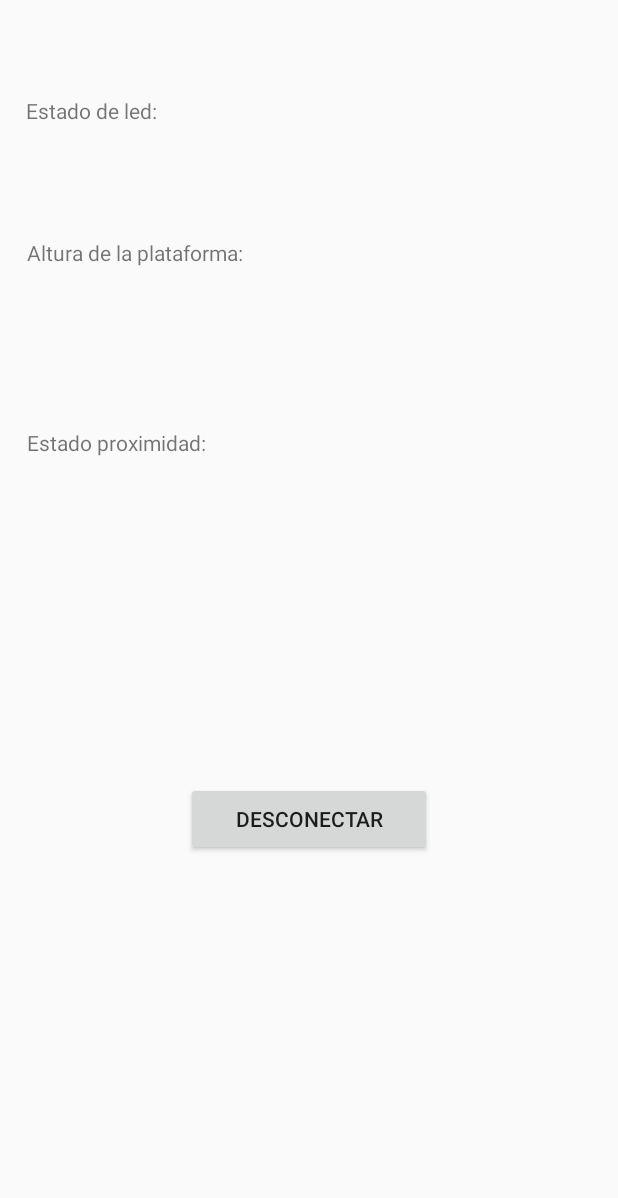
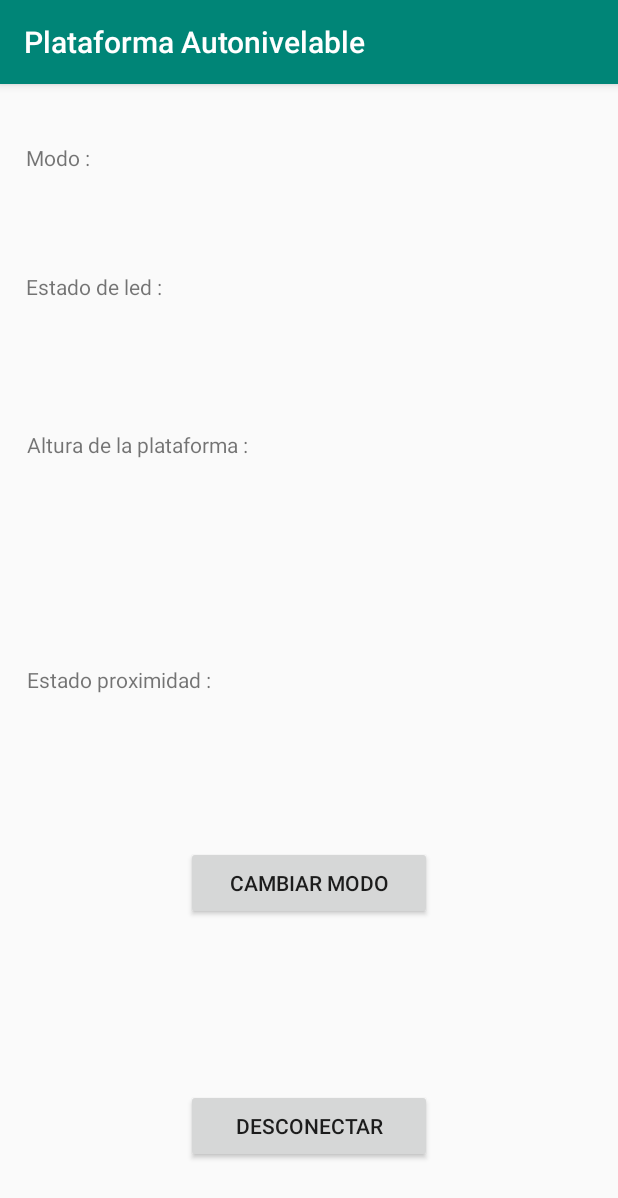
Before and after one commit to leandropintos91/PlataformaAutonivelable, an Android app: the activity_comunicacion screen opened directly, with no data from a screen before it, on a phone screen of 412 x 824 dp. Shown: the top 1198 px of the screen. Run offline under Robolectric (Android 15) with nearby library versions, the light colour scheme and no system bars; network calls fail; 8 statements that could not run were skipped.

Commit message:
actualizacion android

```diff
--- a/android/PlataformaAutonivable/app/src/main/java/tp/soa/plataformaautonivelable/MainActivity.java
+++ b/android/PlataformaAutonivable/app/src/main/java/tp/soa/plataformaautonivelable/MainActivity.java
@@ -4,6 +4,7 @@ import java.text.DecimalFormat;
 
 import android.Manifest;
 import android.app.Activity;
+import android.support.v7.app.AppCompatActivity;
 import android.content.Context;
 import android.content.Intent;
 import java.lang.reflect.Method;
@@ -23,7 +24,7 @@ import android.widget.Toast;
 import java.util.ArrayList;
 import java.util.Set;
 
-public class MainActivity extends Activity
+public class MainActivity extends AppCompatActivity
 {
 
     public BluetoothAdapter mBluetoothAdapter;
@@ -41,6 +42,7 @@ public class MainActivity extends Activity
         super.onCreate(savedInstanceState);
 
         setContentView(R.layout.activity_main);
+
 
         buttonConectar = (Button) findViewById(R.id.buttonConectar);
         textViewEstado = (TextView) findViewById(R.id.textViewEstado);
--- a/android/PlataformaAutonivable/app/src/main/java/tp/soa/plataformaautonivelable/activity_comunicacion.java
+++ b/android/PlataformaAutonivable/app/src/main/java/tp/soa/plataformaautonivelable/activity_comunicacion.java
@@ -12,6 +12,7 @@ import android.hardware.SensorEvent;
 import android.hardware.SensorEventListener;
 import android.os.Bundle;
 import android.os.Handler;
+import android.support.v7.app.AppCompatActivity;
 import android.util.Log;
 import android.view.View;
 import android.widget.Button;
@@ -21,6 +22,8 @@ import android.widget.Toast;
 import java.io.IOException;
 import java.io.InputStream;
 import java.io.OutputStream;
+import java.util.LinkedList;
+import java.util.Queue;
 import java.util.UUID;
 
 
@@ -32,7 +35,7 @@ import java.util.UUID;
 * */
 
 //******************************************** Hilo principal del Activity**************************************
-public class activity_comunicacion extends Activity implements SensorEventListener
+public class activity_comunicacion extends AppCompatActivity implements SensorEventListener
 {
 
     Handler bluetoothIn;
@@ -41,34 +44,66 @@ public class activity_comunicacion extends Activity implements SensorEventListen
     private BluetoothAdapter btAdapter = null;
     private BluetoothSocket btSocket = null;
     private StringBuilder recDataString = new StringBuilder();
+    private TextView textModo;
     private TextView textEstadoLed;
     private TextView textEstadoProximidad;
     private TextView textEstadoAltura;
     private Button  buttonDesconectar;
+    private Button  buttonCambiarModo;
+
+    //Banderas usadas para evitar que cambios en los sensores de luz/proximidad por debajo de la cota vuelvan a
+    // comunicarse con el embebido
     private Boolean activarLed = false;
     private Boolean activarProximidad = false;
+    private int modoActual = 1;
+
+    //Bandera para indicar si la mesa debe subir o bajar
     private Boolean subirmesa = false;
+
+
     private double altura;
 
+
+    //Banderas para detectar si ya se envio la solicitud de los datos iniciales al embebido
     private boolean sincronizarAcelerometro = false;
     private boolean sincronizarProximidad = false;
     private boolean sincronizarLuz = false;
 
+    //Bandera para detectar si puedo enviar un mensaje al embebido
+    private boolean banderaEnvio = true;
+
+    //Hilo que realiza la comunicacion con el embebido
     private ConnectedThread mConnectedThread;
+    //Hilo que recorre y procesa la cola de mensajes
+    //private HiloEnvio mHiloEnvio;
 
+    //Limite al cual se detecta cambio en el sensor de luz
+    // Si es menor: No hay luz
+    // Si es mayor: Hay luz
     private static  final int cota_LED = 5;
+
+    //Limite al cual se detecta cambio en el sensor de proximidad
+    // Si es menor: Detecta proximidad
+    // Si es mayor: Deja de detectar proximidad
     private static  final int cota_proximidad = 2;
+
+
+    //Caracteres usados para que el embebido detecte a que sensor corresponde el mensaje enviado
     private static final char caracterSensorLuz = '@';
     private static final char caracterSensorProximidad = '&';
     private static final char caracterSensorAcelerometro = '#';
 
-
+    //Caracteres usados para que android detecte a que sensor corresponde el mensaje recibido
     private static final char caracterReciboLuz = '-';
     private static final char caracterReciboProximidad = '/';
     private static final char caracterReciboAcelerometro = '_';
 
+    //Cola de mensajes
+    private Queue<String> cola;
+
     private static final UUID BTMODULEUUID = UUID.fromString("00001101-0000-1000-8000-00805F9B34FB");
 
+    //MAC address del Bluetooth
     private static String address = null;
 
     @Override
@@ -83,9 +118,11 @@ public class activity_comunicacion extends Activity implements SensorEventListen
         textEstadoAltura = (TextView) findViewById(R.id.textViewAltura);
         textEstadoProximidad = (TextView) findViewById(R.id.textViewProximidad);
         textEstadoLed = (TextView) findViewById(R.id.textViewEstadoLed);
+        textModo = (TextView) findViewById(R.id.textViewModo);
         buttonDesconectar = (Button) findViewById(R.id.buttonDesconectar);
+        buttonCambiarModo = (Button) findViewById(R.id.buttonCambiarModo);
         bluetoothIn = Handler_Msg_Hilo_Principal();
-
+        cola = new LinkedList<String>();
         buttonDesconectar.setOnClickListener(new View.OnClickListener()
         {
             @Override
@@ -106,11 +143,23 @@ public class activity_comunicacion extends Activity implements SensorEventListen
             }
         });
 
+        buttonCambiarModo.setOnClickListener(new View.OnClickListener()
+        {
+            @Override
+            public void onClick(View v)
+            {
+                    if (modoActual == 1) {
+                        mConnectedThread.write("-MODE 2\r\n");
+                    } else {
+                        mConnectedThread.write("-MODE 1\r\n");
+                    }
+            }
+        });
     }
 
     @Override
-    //Cada vez que se detecta el evento OnResume se establece la comunicacion con el HC05, creando un
-    //socketBluethoot
+    //En el metodo onResume se inicializan los threads, se crea el bluetooth socket y se envian los
+    //mensajes de sincronizacion
     public void onResume() {
         super.onResume();
 
@@ -128,7 +177,7 @@ public class activity_comunicacion extends Activity implements SensorEventListen
         }
         catch (IOException e)
         {
-            showToast( "La creacción del Socket fallo");
+            showToast( "La creación del Socket fallo");
         }
 
         try
@@ -147,16 +196,19 @@ public class activity_comunicacion extends Activity implements SensorEventListen
             }
         }
 
-        //Una establecida la conexion con el Hc05 se crea el hilo secundario, el cual va a recibir
-        // los datos de Arduino atraves del bluethoot
         mConnectedThread = new ConnectedThread(btSocket);
         mConnectedThread.start();
 
+        /*mHiloEnvio = new HiloEnvio();
+        mHiloEnvio.start();*/
+
         if(!sincronizarAcelerometro || !sincronizarLuz || !sincronizarProximidad) {
 
-            mConnectedThread.write(caracterSensorAcelerometro + "ZZ" + caracterSensorAcelerometro);
-            mConnectedThread.write(caracterSensorLuz + "ZZ" + caracterSensorLuz);
-            mConnectedThread.write(caracterSensorProximidad + "ZZ" + caracterSensorProximidad);
+           mConnectedThread.write("-STAT\r\n");
+
+           /* cola.add(caracterSensorAcelerometro + "ZZ" + caracterSensorAcelerometro);
+            cola.add(caracterSensorLuz + "ZZ" + caracterSensorLuz);
+            cola.add(caracterSensorProximidad + "ZZ" + caracterSensorProximidad);*/
         }
     }
 
@@ -175,7 +227,7 @@ public class activity_comunicacion extends Activity implements SensorEventListen
             sincronizarProximidad = false;
 
         } catch (IOException e2) {
-            //insert code to deal with this
+
         }
     }
 
@@ -197,7 +249,7 @@ public class activity_comunicacion extends Activity implements SensorEventListen
                     //voy concatenando el msj
                     String readMessage = (String) msg.obj;
                     recDataString.append(readMessage);
-                    int endOfLineIndex = recDataString.indexOf("\r\n");
+                    int endOfLineIndex = recDataString.indexOf(";");
 
                     //cuando recibo toda una linea la muestro en el layout
                     if (endOfLineIndex > 0)
@@ -213,28 +265,36 @@ public class activity_comunicacion extends Activity implements SensorEventListen
 
     }
 
+    //Funcion para procesar los mensajes que recibo del bluetooth
     private void procesarMensaje(String mensaje)
     {
-        char inicio = mensaje.charAt(0);
         String[] m = null;
+        m = mensaje.split(" ");
+        String inicio = m[0];
         switch (inicio)
         {
-            case caracterReciboAcelerometro:
-                m = mensaje.split(Character.toString(caracterReciboAcelerometro));
-                textEstadoAltura.setText(m[1] + " cms");
-                sincronizarAcelerometro = true;
+            case "RSTA":
+                textModo.setText("Plataforma en Modo " + m[1]);
+                textEstadoLed.setText("Estado LED: " + m[2]);
+                textEstadoAltura.setText("Altura actual: " + m[3]);
                 break;
-            case caracterReciboLuz:
-                m = mensaje.split(Character.toString(caracterReciboLuz));
-                textEstadoLed.setText(m[1]);
-                sincronizarLuz = true;
+            case "-RMOD":
+                if(m[1] == "OK")
+                    Toast.makeText(activity_comunicacion.this, "Modo modificado correctamente", Toast.LENGTH_LONG).show();
+                else
+                    Toast.makeText(activity_comunicacion.this, "Error al modificar modo", Toast.LENGTH_LONG).show();
                 break;
-            case caracterReciboProximidad:
-                m = mensaje.split(Character.toString(caracterReciboProximidad));
-                textEstadoProximidad.setText(m[1]);
-                sincronizarProximidad = true;
+            case "-MAXH":
+                    Toast.makeText(activity_comunicacion.this, "Altura maxima nivelada", Toast.LENGTH_LONG).show();
+                break;
+            case "-MINH":
+                    Toast.makeText(activity_comunicacion.this, "Altura minima nivelada", Toast.LENGTH_LONG).show();
+                break;
+            case "-NERR":
+                    Toast.makeText(activity_comunicacion.this, "No es posible nivelar", Toast.LENGTH_LONG).show();
                 break;
             default:
+                banderaEnvio = true;
                 break;
         }
 
@@ -245,13 +305,15 @@ public class activity_comunicacion extends Activity implements SensorEventListen
         Toast.makeText(getApplicationContext(), message, Toast.LENGTH_SHORT).show();
     }
 
+    //Inicializar los sensores
     protected void Ini_Sensores()
     {
         mSensorManager.registerListener(this, mSensorManager.getDefaultSensor(Sensor.TYPE_ACCELEROMETER),   SensorManager.SENSOR_DELAY_NORMAL);
         mSensorManager.registerListener(this, mSensorManager.getDefaultSensor(Sensor.TYPE_LIGHT), SensorManager.SENSOR_DELAY_NORMAL);
         mSensorManager.registerListener(this, mSensorManager.getDefaultSensor(Sensor.TYPE_PROXIMITY),       SensorManager.SENSOR_DELAY_NORMAL);
-        mSensorManager.registerListener(this, mSensorManager.getDefaultSensor(Sensor.TYPE_MAGNETIC_FIELD),SensorManager.SENSOR_DELAY_NORMAL);
     }
+
+    //Parar la deteccion de los sensores
     private void Parar_Sensores()
     {
 
@@ -267,9 +329,6 @@ public class activity_comunicacion extends Activity implements SensorEventListen
     {
         String txt = "";
 
-        // Cada sensor puede lanzar un thread que pase por aqui
-        // Para asegurarnos ante los accesos simultaneos sincronizamos esto
-
         if(sincronizarProximidad && sincronizarLuz && sincronizarAcelerometro) {
             synchronized (this) {
                 Log.d("sensor", event.sensor.getName());
@@ -279,8 +338,9 @@ public class activity_comunicacion extends Activity implements SensorEventListen
                     case Sensor.TYPE_ACCELEROMETER:
                         if (esInclinacionValida((double) event.values[0], (double) event.values[1], (double) event.values[2])) {
                             altura = obtenerAlturaMesa(event.values[1]);
-                            textEstadoAltura.setText(altura + " cms");
-                            mConnectedThread.write("#" + altura + "#");
+                            textEstadoAltura.setText("Seteando altura a " + altura);
+                            mConnectedThread.write("-SETH " + altura + "\r\n");
+                            //cola.add("#" + altura + "#");
                         }
 
                         break;
@@ -294,12 +354,14 @@ public class activity_comunicacion extends Activity implements SensorEventListen
 
                                 textEstadoProximidad.setText("Proximidad detectada : Bajando plataforma");
                                 subirmesa = false;
-                                mConnectedThread.write("&1&");
+                                mConnectedThread.write("-SETP " + 1 + "\r\n");
+                                //cola.add("&1&");
                             } else {
 
                                 textEstadoProximidad.setText("Proximidad detectada : Subiendo plataforma");
                                 subirmesa = true;
-                                mConnectedThread.write("&2&");
+                                mConnectedThread.write("-SETP " + 2 + "\r\n");
+                                //cola.add("&2s&");
                             }
                         } else if (event.values[0] >= cota_proximidad) {
 
@@ -313,11 +375,13 @@ public class activity_comunicacion extends Activity implements SensorEventListen
                         if (event.values[0] < cota_LED) {
 
                             textEstadoLed.setText("Baja luminosidad : Prender LED");
-                            mConnectedThread.write("*1*");
+                            mConnectedThread.write("-SETL " + 1 + "\r\n");
+                            //cola.add("*1*");
                         } else if (event.values[0] >= cota_LED) {
 
                             textEstadoLed.setText("Luminosidad detectada : Apagar LED");
-                            mConnectedThread.write("*2*");
+                            mConnectedThread.write("-SETL " + 0 + "\r\n");
+                            //cola.add("*2*");
                         }
                         break;
 
@@ -363,7 +427,6 @@ public class activity_comunicacion extends Activity implements SensorEventListen
     }
 
 
-    // Metodo que escucha el cambio de sensibilidad de los sensores
     @Override
     public void onAccuracyChanged(Sensor sensor, int accuracy)
     {
@@ -434,12 +497,40 @@ public class activity_comunicacion extends Activity implements SensorEventListen
         }
     }
 
+    //Thread que recorre la cola de mensajes y envia
+    /*private class HiloEnvio extends Thread
+    {
+
+        public HiloEnvio()
+        { }
+
+        //metodo run del hilo, que va a entrar en una espera activa para enviar mensajes que esten en la cola
+        public void run()
+        {
+            while (true)
+            {
+                try
+                {
+                    if(!cola.isEmpty() && banderaEnvio)
+                    {
+                        banderaEnvio = false;
+                        mConnectedThread.write(cola.poll());
+                    }
+
+                } catch (Exception e) {
+                    break;
+                }
+            }
+        }
+    }*/
+
     @Override
     protected void onStop()
     {
 
         try
         {
+
 
             btSocket.close();
             sincronizarAcelerometro = false;
--- a/android/PlataformaAutonivable/app/src/main/res/layout/activity_comunicacion.xml
+++ b/android/PlataformaAutonivable/app/src/main/res/layout/activity_comunicacion.xml
@@ -7,19 +7,7 @@
     android:layout_height="match_parent">
 
     <TextView
-        android:id="@+id/textView7"
-        android:layout_width="132dp"
-        android:layout_height="26dp"
-        android:text="Estado de led:"
-        app:layout_constraintBottom_toBottomOf="parent"
-        app:layout_constraintHorizontal_bias="0.063"
-        app:layout_constraintLeft_toLeftOf="parent"
-        app:layout_constraintRight_toRightOf="parent"
-        app:layout_constraintTop_toTopOf="parent"
-        app:layout_constraintVertical_bias="0.08" />
-
-    <TextView
-        android:id="@+id/textViewEstadoLed"
+        android:id="@+id/textViewModo"
         android:layout_width="151dp"
         android:layout_height="43dp"
         app:layout_constraintBottom_toBottomOf="parent"
@@ -27,19 +15,54 @@
         app:layout_constraintLeft_toLeftOf="parent"
         app:layout_constraintRight_toRightOf="parent"
         app:layout_constraintTop_toTopOf="parent"
-        app:layout_constraintVertical_bias="0.047" />
+        app:layout_constraintVertical_bias="0.034" />
+
+    <TextView
+        android:id="@+id/textView2"
+        android:layout_width="132dp"
+        android:layout_height="26dp"
+        android:text="@string/textView2"
+        app:layout_constraintBottom_toBottomOf="parent"
+        app:layout_constraintHorizontal_bias="0.063"
+        app:layout_constraintLeft_toLeftOf="parent"
+        app:layout_constraintRight_toRightOf="parent"
+        app:layout_constraintTop_toTopOf="parent"
+        app:layout_constraintVertical_bias="0.053" />
+
+    <TextView
+        android:id="@+id/textView7"
+        android:layout_width="132dp"
+        android:layout_height="26dp"
+        android:text="@string/textView7"
+        app:layout_constraintBottom_toBottomOf="parent"
+        app:layout_constraintHorizontal_bias="0.063"
+        app:layout_constraintLeft_toLeftOf="parent"
+        app:layout_constraintRight_toRightOf="parent"
+        app:layout_constraintTop_toTopOf="parent"
+        app:layout_constraintVertical_bias="0.169" />
+
+    <TextView
+        android:id="@+id/textViewEstadoLed"
+        android:layout_width="151dp"
+        android:layout_height="43dp"
+        app:layout_constraintBottom_toBottomOf="parent"
+        app:layout_constraintHorizontal_bias="0.802"
+        app:layout_constraintLeft_toLeftOf="parent"
+        app:layout_constraintRight_toRightOf="parent"
+        app:layout_constraintTop_toTopOf="parent"
+        app:layout_constraintVertical_bias="0.175" />
 
     <TextView
         android:id="@+id/textView4"
         android:layout_width="148dp"
         android:layout_height="37dp"
-        android:text="Altura de la plataforma:"
+        android:text="@string/textView4"
         app:layout_constraintBottom_toBottomOf="parent"
         app:layout_constraintHorizontal_bias="0.067"
         app:layout_constraintLeft_toLeftOf="parent"
         app:layout_constraintRight_toRightOf="parent"
         app:layout_constraintTop_toTopOf="parent"
-        app:layout_constraintVertical_bias="0.202" />
+        app:layout_constraintVertical_bias="0.316" />
 
     <TextView
         android:id="@+id/textViewAltura"
@@ -50,19 +73,19 @@
         app:layout_constraintLeft_toLeftOf="parent"
         app:layout_constraintRight_toRightOf="parent"
         app:layout_constraintTop_toTopOf="parent"
-        app:layout_constraintVertical_bias="0.195" />
+        app:layout_constraintVertical_bias="0.319" />
 
     <TextView
         android:id="@+id/textView6"
         android:layout_width="147dp"
         android:layout_height="44dp"
-        android:text="Estado proximidad:"
+        android:text="@string/textView6"
         app:layout_constraintBottom_toBottomOf="parent"
         app:layout_constraintHorizontal_bias="0.067"
         app:layout_constraintLeft_toLeftOf="parent"
         app:layout_constraintRight_toRightOf="parent"
         app:layout_constraintTop_toTopOf="parent"
-        app:layout_constraintVertical_bias="0.366" />
+        app:layout_constraintVertical_bias="0.535" />
 
     <TextView
         android:id="@+id/textViewProximidad"
@@ -73,16 +96,27 @@
         app:layout_constraintLeft_toLeftOf="parent"
         app:layout_constraintRight_toRightOf="parent"
         app:layout_constraintTop_toTopOf="parent"
-        app:layout_constraintVertical_bias="0.364" />
+        app:layout_constraintVertical_bias="0.536" />
 
     <Button
         android:id="@+id/buttonDesconectar"
         android:layout_width="164dp"
         android:layout_height="49dp"
-        android:text="Desconectar"
+        android:text="@string/buttonDesconectar"
         app:layout_constraintBottom_toBottomOf="parent"
         app:layout_constraintLeft_toLeftOf="parent"
         app:layout_constraintRight_toRightOf="parent"
         app:layout_constraintTop_toTopOf="parent"
-        app:layout_constraintVertical_bias="0.673" />
+        app:layout_constraintVertical_bias="0.932" />
+
+    <Button
+        android:id="@+id/buttonCambiarModo"
+        android:layout_width="164dp"
+        android:layout_height="49dp"
+        android:text="@string/buttonCambiarModo"
+        app:layout_constraintBottom_toBottomOf="parent"
+        app:layout_constraintLeft_toLeftOf="parent"
+        app:layout_constraintRight_toRightOf="parent"
+        app:layout_constraintTop_toTopOf="parent"
+        app:layout_constraintVertical_bias="0.707" />
 </android.support.constraint.ConstraintLayout>
--- /dev/null
+++ b/android/PlataformaAutonivable/app/src/main/res/values/dimens.xml
@@ -0,0 +1,4 @@
+<?xml version="1.0" encoding="utf-8"?>
+<resources>
+    <dimen name="endMargin">56dp</dimen>
+</resources>
--- a/android/PlataformaAutonivable/app/src/main/res/values/strings.xml
+++ b/android/PlataformaAutonivable/app/src/main/res/values/strings.xml
@@ -1,3 +1,11 @@
 <resources>
-    <string name="app_name">PlataformaAutonivelable</string>
+    <string name="app_name">Plataforma Autonivelable</string>
+    <string name="buttonConectar">Conectar</string>
+    <string name="textView">Estado de conexion :</string>
+    <string name="textView2">Modo :</string>
+    <string name="textView7">Estado de led :</string>
+    <string name="textView4">Altura de la plataforma :</string>
+    <string name="textView6">Estado proximidad :</string>
+    <string name="buttonDesconectar">Desconectar </string>
+    <string name="buttonCambiarModo">Cambiar Modo</string>
 </resources>
```
Also changed, not shown: android/PlataformaAutonivable/app/src/main/res/layout/activity_main.xml (+6 -5 lines).
